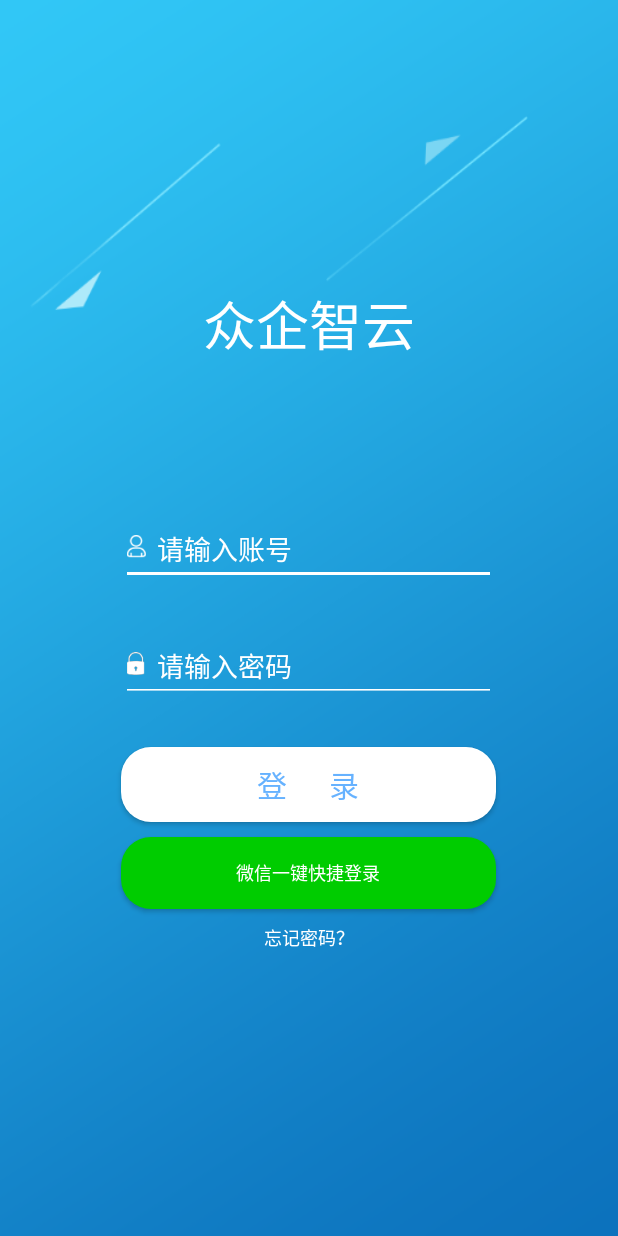
After one commit to HLJJMS/zqzy, an Android app: the LoginActivity screen opened directly, with no data from a screen before it, on a phone screen of 412 x 824 dp. The commit adds this screen. Run offline under Robolectric (Android 15) with nearby library versions, the phone set to English and light mode, and no system bars; our stand-ins replace ButterKnife; libraries missing offline, so code that uses them is left out: com.alibaba.fastjson.

```diff
--- a/app/build.gradle
+++ b/app/build.gradle
@@ -3,7 +3,7 @@ apply plugin: 'com.android.application'
 android {
     compileSdkVersion 28
     defaultConfig {
-        applicationId "com.example.administrator.myapplication"
+        applicationId "com.example.administrator.zqzy"
         minSdkVersion 23
         targetSdkVersion 28
         versionCode 1
--- a/app/src/main/java/com/example/administrator/zqzy/AppConfig.java
+++ b/app/src/main/java/com/example/administrator/zqzy/AppConfig.java
@@ -6,4 +6,5 @@ public class AppConfig {
     public static String CompanyId = "10008";
     public static String UserId = "";
     public final static String appDownload = "/sdcard/zqzyDownload";
+    public static String WXAppId = "wx854c940f6fca1811";
 }
--- a/app/src/main/java/com/example/administrator/zqzy/NetWorkKpi.java
+++ b/app/src/main/java/com/example/administrator/zqzy/NetWorkKpi.java
@@ -45,4 +45,8 @@ public class NetWorkKpi {
     public final static String GetKnowledgeStoreData(String code) {
         return new StringBuffer().append(AppConfig.Service).append("GetKnowledgeStoreData?code=").append(code).toString();
     }
+    //  账号密码登录
+    public final static String Login(String number,String passWord) {
+        return new StringBuffer().append(AppConfig.Service).append("CommonList?a=T50000&b=1|5&d=2::").append(number).append("|3::").append(passWord).toString();
+    }
 }
--- /dev/null
+++ b/app/src/main/java/com/example/administrator/zqzy/activity/login/ILoginView.java
@@ -0,0 +1,6 @@
+package com.example.administrator.zqzy.activity.login;
+
+public interface ILoginView {
+    void showToast(String s);
+    void success();
+}
--- /dev/null
+++ b/app/src/main/java/com/example/administrator/zqzy/activity/login/LoginActivity.java
@@ -0,0 +1,74 @@
+package com.example.administrator.zqzy.activity.login;
+
+import android.content.Intent;
+import android.os.Bundle;
+import android.support.v7.app.AppCompatActivity;
+import android.view.View;
+import android.widget.Button;
+import android.widget.EditText;
+import android.widget.TextView;
+import android.widget.Toast;
+
+import com.example.administrator.zqzy.R;
+import com.example.administrator.zqzy.activity.MainActivity;
+
+import butterknife.BindView;
+import butterknife.ButterKnife;
+import butterknife.OnClick;
+
+public class LoginActivity extends AppCompatActivity implements ILoginView {
+
+    private LoginPresenter presenter;
+    @BindView(R.id.number)
+    EditText number;
+    @BindView(R.id.password)
+    EditText password;
+    @BindView(R.id.ok)
+    Button ok;
+    @BindView(R.id.weixin)
+    Button weixin;
+    @BindView(R.id.editpsw)
+    TextView editpsw;
+
+    @Override
+    protected void onCreate(Bundle savedInstanceState) {
+        super.onCreate(savedInstanceState);
+        setContentView(R.layout.activity_login);
+        ButterKnife.bind(this);
+        presenter = new LoginPresenter(this);
+    }
+
+
+    @OnClick({R.id.ok, R.id.weixin, R.id.editpsw})
+    public void onViewClicked(View view) {
+        switch (view.getId()) {
+            case R.id.ok:
+                login();
+                break;
+            case R.id.weixin:
+                break;
+            case R.id.editpsw:
+                break;
+        }
+    }
+
+    private void login() {
+        if(!number.getText().equals("")&&!password.getText().equals("")){
+            presenter.login(number.getText().toString(),password.getText().toString());
+        }else{
+            showToast("请输入用户名密码");
+        }
+    }
+
+    @Override
+    public void showToast(String s) {
+        Toast.makeText(this, s, Toast.LENGTH_LONG).show();
+    }
+
+    @Override
+    public void success() {
+    finish();
+    Intent intent = new Intent(this,MainActivity.class);
+    startActivity(intent);
+    }
+}
--- /dev/null
+++ b/app/src/main/java/com/example/administrator/zqzy/activity/login/LoginPresenter.java
@@ -0,0 +1,28 @@
+package com.example.administrator.zqzy.activity.login;
+
+import com.example.administrator.zqzy.NetWorkKpi;
+import com.example.administrator.zqzy.base.MyOkHttp;
+import com.example.administrator.zqzy.bean.LoginBean;
+
+public class LoginPresenter {
+    private LoginBean bean =  new LoginBean();
+    private MyOkHttp myOkHttp = MyOkHttp.getInstance();
+    private ILoginView view;
+
+    public LoginPresenter(ILoginView view) {
+        this.view = view;
+    }
+    public void login(String number, final String passWord){
+        myOkHttp.getSomeThing(LoginBean.class, NetWorkKpi.Login(number, passWord), new MyOkHttp.CallBack() {
+            @Override
+            public void success(Object s) {
+                bean = LoginBean.class.cast(s);
+            }
+
+            @Override
+            public void fail(String s) {
+                view.showToast(s);
+            }
+        });
+    }
+}
--- /dev/null
+++ b/app/src/main/res/drawable/green_button.xml
@@ -0,0 +1,18 @@
+<?xml version="1.0" encoding="utf-8"?>
+<shape xmlns:android="http://schemas.android.com/apk/res/android">
+   >
+    <!-- 填充的颜色 -->
+    <solid android:color="@color/green" />
+    <!--<stroke android:color="#2eb12a"/>-->
+    <!-- 设置按钮的四个角为弧形 -->
+    <!-- android:radius 弧形的半径 -->
+    <corners android:radius="20dip" />
+
+    <!-- padding：Button里面的文字与Button边界的间隔 -->
+    <padding
+        android:left="10dp"
+        android:top="10dp"
+        android:right="10dp"
+        android:bottom="10dp"
+        />
+</shape>
--- /dev/null
+++ b/app/src/main/res/drawable/white_button.xml
@@ -0,0 +1,18 @@
+<?xml version="1.0" encoding="utf-8"?>
+<shape xmlns:android="http://schemas.android.com/apk/res/android">
+   >
+    <!-- 填充的颜色 -->
+    <solid android:color="#ffffff" />
+    <!--<stroke android:color="#2eb12a"/>-->
+    <!-- 设置按钮的四个角为弧形 -->
+    <!-- android:radius 弧形的半径 -->
+    <corners android:radius="20dip" />
+
+    <!-- padding：Button里面的文字与Button边界的间隔 -->
+    <padding
+        android:left="10dp"
+        android:top="10dp"
+        android:right="10dp"
+        android:bottom="10dp"
+        />
+</shape>
--- /dev/null
+++ b/app/src/main/res/layout/activity_login.xml
@@ -0,0 +1,88 @@
+<?xml version="1.0" encoding="utf-8"?>
+
+<LinearLayout xmlns:android="http://schemas.android.com/apk/res/android"
+    android:layout_width="match_parent"
+    android:layout_height="match_parent"
+    android:gravity="center"
+    android:background="@mipmap/loginbg"
+    android:orientation="vertical">
+    <TextView
+        android:layout_width="wrap_content"
+        android:layout_height="wrap_content"
+        android:layout_marginBottom="50dp"
+        android:text="众企智云"
+        android:id="@+id/title"
+        android:textSize="35sp"
+        android:textColor="#ffffff"/>
+
+    <LinearLayout
+        android:layout_marginTop="50dp"
+        android:layout_width="match_parent"
+        android:layout_height="wrap_content"
+        android:gravity="center"
+        android:orientation="horizontal">
+
+
+        <EditText
+            android:id="@+id/number"
+            android:layout_width="250dp"
+            android:layout_height="wrap_content"
+            android:textSize="18sp"
+            android:hint="请输入账号"
+            android:textColor="#ffffff"
+            android:textColorHint="#ffffff"
+            android:theme="@style/MyEditText"
+            android:drawableLeft="@mipmap/ic_user"
+            />
+    </LinearLayout>
+
+    <LinearLayout
+        android:layout_marginTop="30dp"
+        android:layout_width="match_parent"
+        android:layout_height="wrap_content"
+        android:gravity="center"
+        android:orientation="horizontal">
+
+        <EditText
+            android:id="@+id/password"
+            android:layout_width="250dp"
+            android:layout_height="wrap_content"
+            android:inputType="textPassword"
+            android:textSize="18sp"
+            android:hint="请输入密码"
+            android:textColorHint="#ffffff"
+            android:theme="@style/MyEditText"
+            android:textColor="#ffffff"
+            android:drawableLeft="@mipmap/ic_pws"
+            />
+    </LinearLayout>
+
+    <Button
+        android:layout_marginTop="30dp"
+        android:id="@+id/ok"
+        android:layout_width="250dp"
+        android:layout_height="wrap_content"
+        android:background="@drawable/white_button"
+        android:text="登      录"
+        android:textSize="20sp"
+        android:textColor="#66b2ff"
+        />
+    <Button
+        android:layout_marginTop="10dp"
+        android:id="@+id/weixin"
+        android:layout_width="250dp"
+        android:layout_height="wrap_content"
+        android:background="@drawable/green_button"
+        android:text="微信一键快捷登录"
+        android:textSize="12sp"
+        android:textColor="@color/white"
+        />
+    <TextView
+        android:layout_marginTop="10dp"
+        android:id="@+id/editpsw"
+        android:layout_width="wrap_content"
+        android:layout_height="wrap_content"
+        android:textColor="#ffffff"
+        android:textSize="12sp"
+        android:text="忘记密码？"/>
+</LinearLayout>
--- a/app/src/main/res/values/colors.xml
+++ b/app/src/main/res/values/colors.xml
@@ -8,4 +8,6 @@
     <color name="gray">#dddddd</color>
     <color name="darkGray">#aaaaaa</color>
     <color name="red">#ff0000</color>
+    <color name="green">#00cc00</color>
+
 </resources>
--- a/app/src/main/res/values/styles.xml
+++ b/app/src/main/res/values/styles.xml
@@ -11,5 +11,9 @@
     <style name="AppTheme.AppBarOverlay" parent="ThemeOverlay.AppCompat.Dark.ActionBar" />
 
     <style name="AppTheme.PopupOverlay" parent="ThemeOverlay.AppCompat.Light" />
-
+    <!--登录输入框样式-->
+    <style name="MyEditText" parent="Theme.AppCompat.Light">
+        <item name="colorControlNormal">@color/white</item>
+        <item name="colorControlActivated">@color/white</item>
+    </style>
 </resources>
```
Also changed, not shown: app/src/main/AndroidManifest.xml (+11 -1 lines), app/src/main/java/com/example/administrator/zqzy/activity/selectclassdetail/SelectClassDetailActivity.java (+46 -24 lines), app/src/main/java/com/example/administrator/zqzy/bean/LoginBean.java (added, +84 -0 lines), app/src/main/java/com/example/administrator/zqzy/wxapi/WXEntryActivity.java (added, +19 -0 lines), app/src/main/res/mipmap-xhdpi/ic_pws.png (added), app/src/main/res/mipmap-xhdpi/ic_user.png (added), app/src/main/res/mipmap-xhdpi/loginbg.png (added), app/src/main/res/mipmap-xhdpi/logo_xl.png (added), 1 other file.
